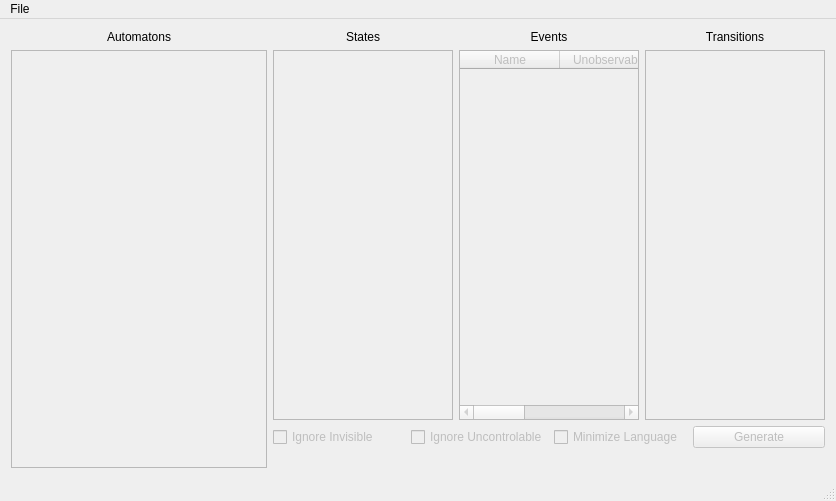
This is TER_Code/mainwindow.ui in Zelteir/automata-to-regular-language as Qt 5 draws it before an edit. The edited form follows.
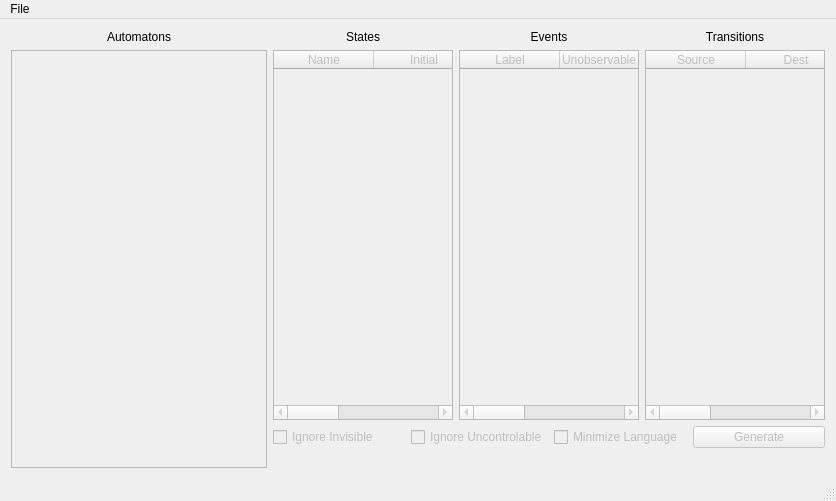
This is the edited form.

```diff
--- a/TER_Code/mainwindow.ui
+++ b/TER_Code/mainwindow.ui
@@ -62,10 +62,28 @@
            </widget>
           </item>
           <item>
-           <widget class="QListWidget" name="States_list">
+           <widget class="QTableWidget" name="States_list">
             <property name="enabled">
              <bool>false</bool>
             </property>
+            <attribute name="verticalHeaderVisible">
+             <bool>false</bool>
+            </attribute>
+            <column>
+             <property name="text">
+              <string>Name</string>
+             </property>
+            </column>
+            <column>
+             <property name="text">
+              <string>Initial</string>
+             </property>
+            </column>
+            <column>
+             <property name="text">
+              <string>Accepting</string>
+             </property>
+            </column>
            </widget>
           </item>
          </layout>
@@ -87,9 +105,12 @@
             <property name="enabled">
              <bool>false</bool>
             </property>
+            <attribute name="verticalHeaderVisible">
+             <bool>false</bool>
+            </attribute>
             <column>
              <property name="text">
-              <string>Name</string>
+              <string>Label</string>
              </property>
             </column>
             <column>
@@ -97,7 +118,7 @@
               <string>Unobservable</string>
              </property>
              <property name="textAlignment">
-              <set>AlignCenter</set>
+              <set>AlignLeading|AlignVCenter</set>
              </property>
             </column>
             <column>
@@ -105,7 +126,7 @@
               <string>Uncontrolable</string>
              </property>
              <property name="textAlignment">
-              <set>AlignCenter</set>
+              <set>AlignLeading|AlignVCenter</set>
              </property>
             </column>
            </widget>
@@ -125,10 +146,28 @@
            </widget>
           </item>
           <item>
-           <widget class="QListWidget" name="Transitions_list">
+           <widget class="QTableWidget" name="Transitions_list">
             <property name="enabled">
              <bool>false</bool>
             </property>
+            <attribute name="verticalHeaderVisible">
+             <bool>false</bool>
+            </attribute>
+            <column>
+             <property name="text">
+              <string>Source</string>
+             </property>
+            </column>
+            <column>
+             <property name="text">
+              <string>Dest</string>
+             </property>
+            </column>
+            <column>
+             <property name="text">
+              <string>Event</string>
+             </property>
+            </column>
            </widget>
           </item>
          </layout>
```
